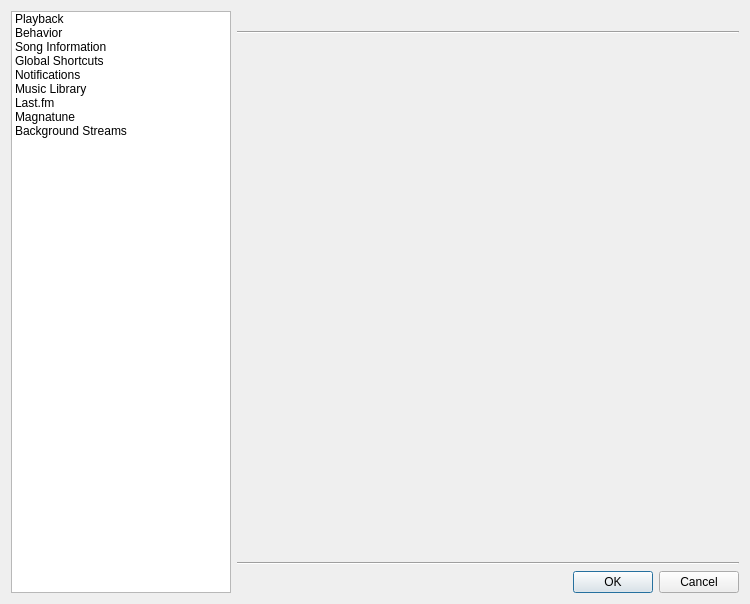
Old version of the form src/ui/settingsdialog.ui in the repository clementine-player/Clementine.
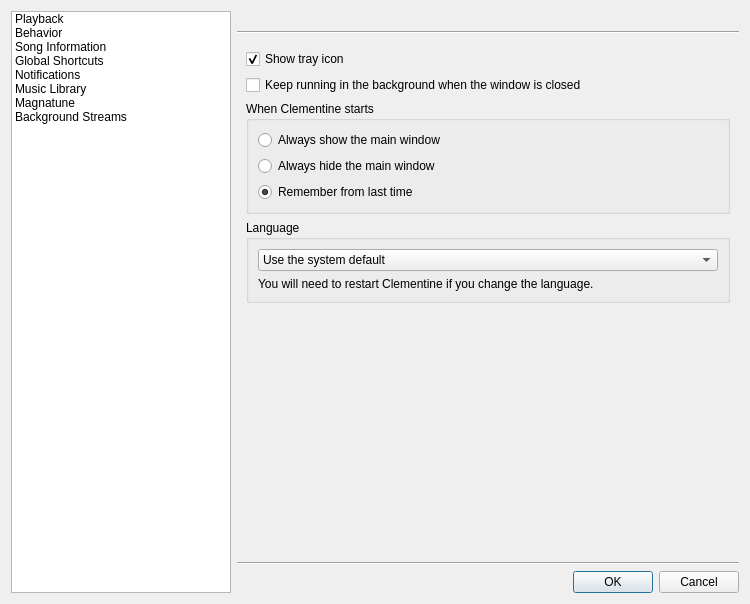
New version of the form. The open tabs and pages were chosen to show the change. Icons and pictures are not drawn. Custom widgets are drawn as their Qt base class.

Commit message: Make last.fm optional.  Thanks volkov0aa.  Fixes issue #49

```diff
--- a/src/ui/settingsdialog.ui
+++ b/src/ui/settingsdialog.ui
@@ -84,15 +84,6 @@
        <string>Music Library</string>
       </property>
      </item>
-     <item>
-      <property name="text">
-       <string>Last.fm</string>
-      </property>
-      <property name="icon">
-       <iconset resource="../../data/data.qrc">
-        <normaloff>:/last.fm/as.png</normaloff>:/last.fm/as.png</iconset>
-      </property>
-     </item>
      <item>
       <property name="text">
        <string>Magnatune</string>
@@ -777,16 +768,6 @@
          </item>
         </layout>
        </widget>
-       <widget class="QWidget" name="lastfm_page">
-        <layout class="QVBoxLayout" name="verticalLayout_5">
-         <property name="margin">
-          <number>0</number>
-         </property>
-         <item>
-          <widget class="LastFMConfig" name="lastfm" native="true"/>
-         </item>
-        </layout>
-       </widget>
        <widget class="QWidget" name="magnatune_page">
         <layout class="QVBoxLayout" name="verticalLayout_11">
          <property name="spacing">
@@ -850,12 +831,6 @@
    <extends>QLineEdit</extends>
    <header>widgets/lineedit.h</header>
   </customwidget>
-  <customwidget>
-   <class>LastFMConfig</class>
-   <extends>QWidget</extends>
-   <header>radio/lastfmconfig.h</header>
-   <container>1</container>
-  </customwidget>
   <customwidget>
    <class>LibraryConfig</class>
    <extends>QWidget</extends>
```
The commit also changes 17 other files.
